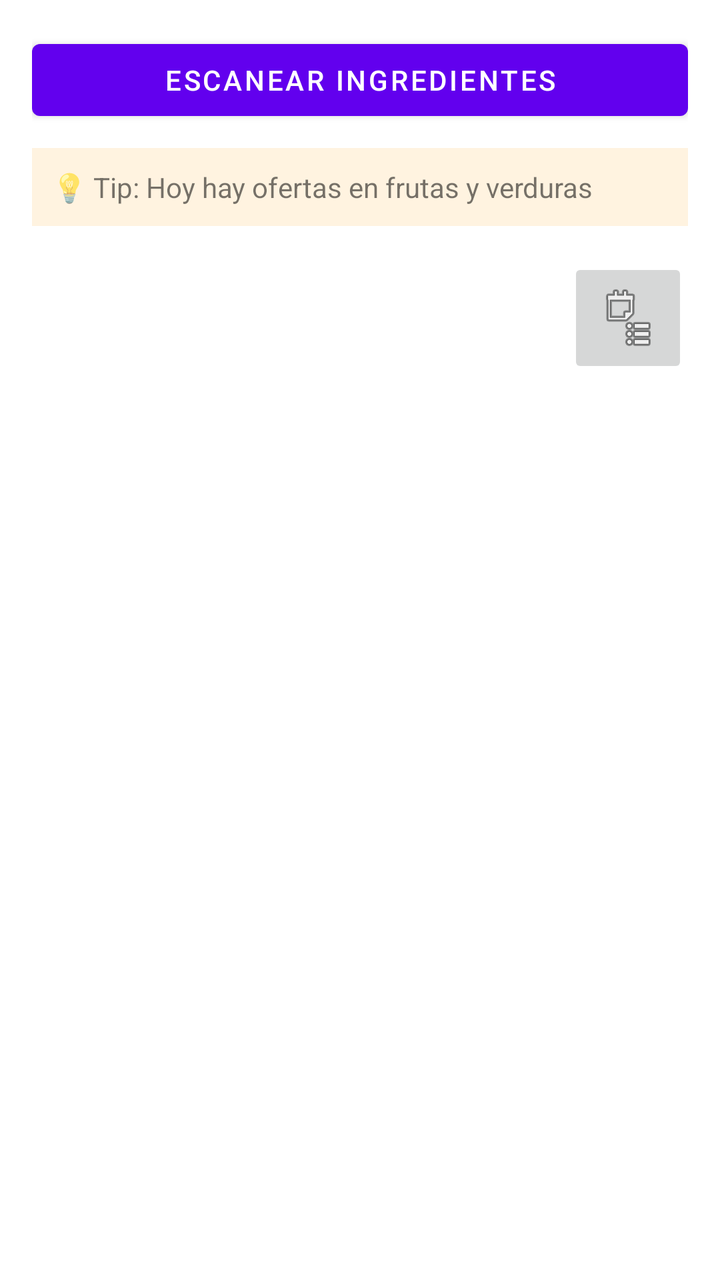
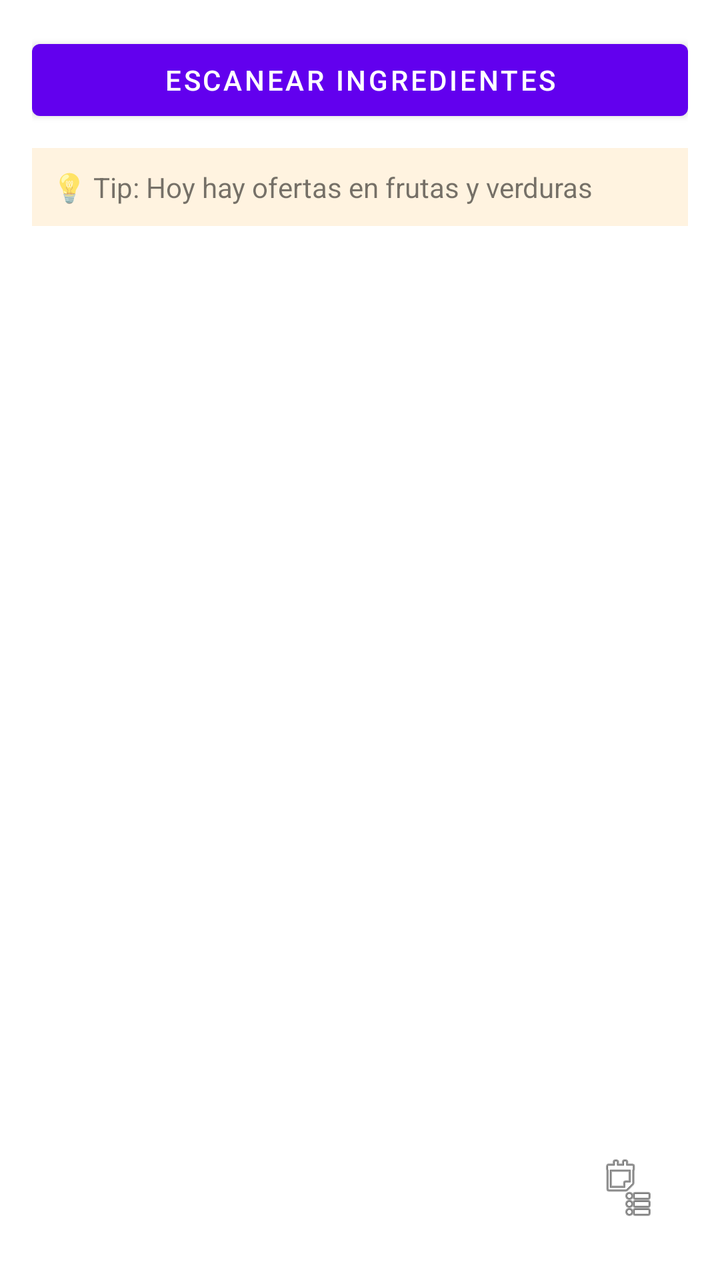

The first picture is an Android layout as it rendered before a commit; the second is the same layout after the commit. The layout source and the unified diff follow.
<!-- AndroidManifest.xml: fallback theme Theme.MaterialComponents.DayNight.NoActionBar -->
<!-- res/layout/activity_main.xml -->
<?xml version="1.0" encoding="utf-8"?>
<LinearLayout
    xmlns:android="http://schemas.android.com/apk/res/android"
    android:orientation="vertical"
    android:padding="16dp"
    android:layout_width="match_parent"
    android:layout_height="match_parent">

    
    <Button
        android:id="@+id/btnScanIngredients"
        android:layout_width="match_parent"
        android:layout_height="wrap_content"
        android:text="Escanear ingredientes"/>

    
    <TextView
        android:id="@+id/txtTip"
        android:layout_width="match_parent"
        android:layout_height="wrap_content"
        android:text="💡 Tip: Hoy hay ofertas en frutas y verduras"
        android:textSize="14sp"
        android:padding="10dp"
        android:background="#FFF3E0"
        android:layout_marginTop="10dp"/>

    
    <LinearLayout
        android:id="@+id/chipContainer"
        android:layout_width="match_parent"
        android:layout_height="wrap_content"
        android:orientation="vertical"
        android:layout_marginTop="16dp"/>

    
    <ImageButton
        android:id="@+id/btnGoToCart"
        android:layout_width="60dp"
        android:layout_height="60dp"
        android:src="@android:drawable/ic_menu_agenda"
        android:layout_gravity="end"/>
</LinearLayout>
<!-- resources referenced by this layout -->
<resources>

</resources>

<!-- the commit's change to res/layout/activity_main.xml (unified diff, before → after) -->
@@ -25,12 +25,18 @@
         android:layout_marginTop="10dp"/>
 
     
-    <LinearLayout
-        android:id="@+id/chipContainer"
+    <ScrollView
         android:layout_width="match_parent"
-        android:layout_height="wrap_content"
-        android:orientation="vertical"
-        android:layout_marginTop="16dp"/>
+        android:layout_height="0dp"
+        android:layout_weight="1"
+        android:layout_marginTop="16dp">
+
+        <LinearLayout
+            android:id="@+id/chipContainer"
+            android:layout_width="match_parent"
+            android:layout_height="wrap_content"
+            android:orientation="vertical"/>
+    </ScrollView>
 
     
     <ImageButton
@@ -38,5 +44,6 @@
         android:layout_width="60dp"
         android:layout_height="60dp"
         android:src="@android:drawable/ic_menu_agenda"
-        android:layout_gravity="end"/>
+        android:layout_gravity="end"
+        android:background="@android:color/transparent"/>
 </LinearLayout>
